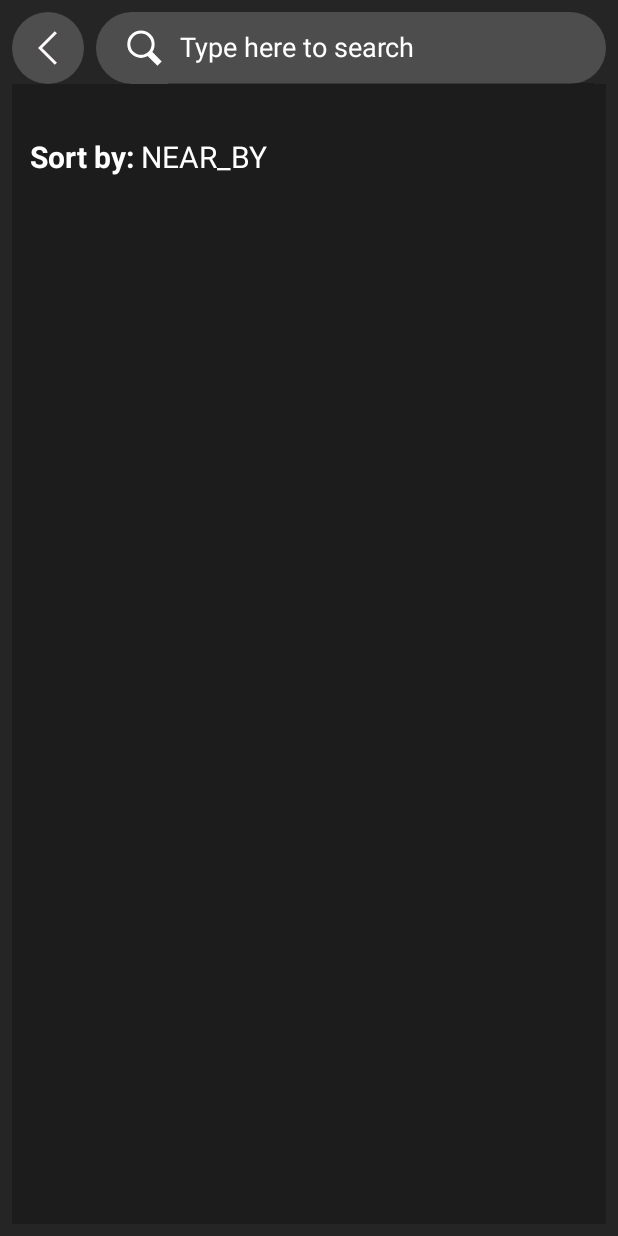
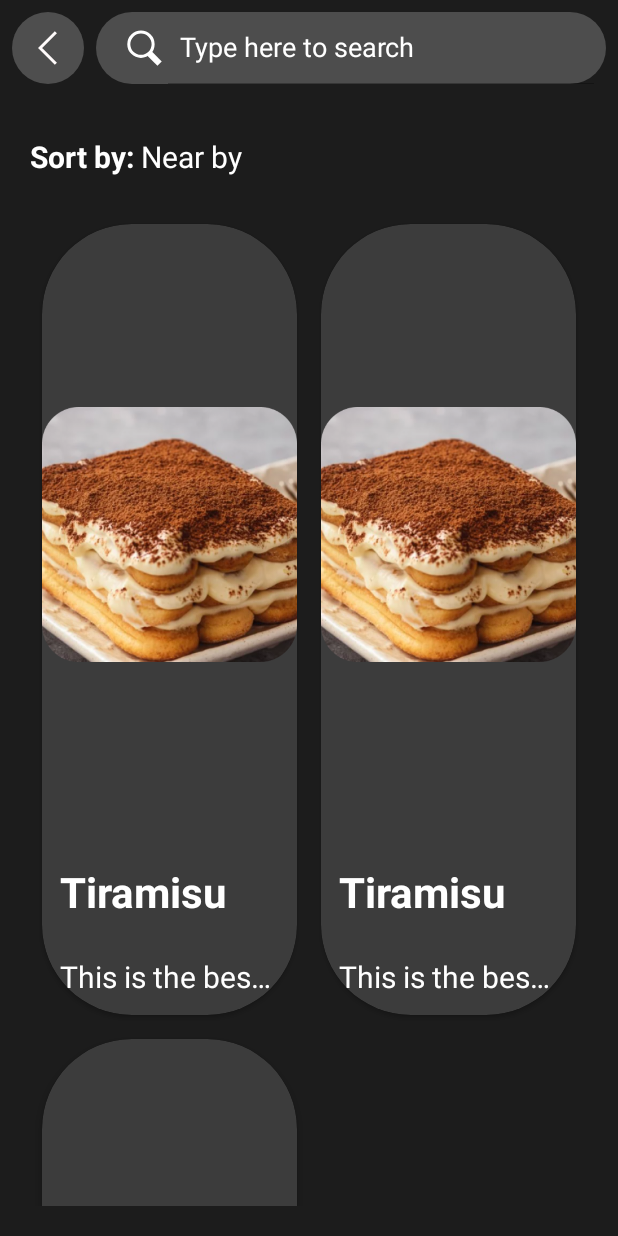
Before and after one commit to nguyenhoangminh31082003/CS426-Final_project, an Android app built with Jetpack Compose: the fragment SearchResultFragment placed in its activity, on a phone screen of 412 x 824 dp. Run offline under Robolectric (Android 15) with nearby library versions, the phone set to English and light mode, and no system bars; libraries missing offline, so code that uses them is left out: com.nex3z.flowlayout; 3 statements that could not run were skipped.

Commit message:
Use cardview for food

```diff
--- /dev/null
+++ b/CS426_final_project/app/src/main/java/com/example/cs426_final_project/ConceptualListOfFoodsInSearchResult.java
@@ -0,0 +1,20 @@
+package com.example.cs426_final_project;
+
+public class ConceptualListOfFoodsInSearchResult {
+
+    public ConceptualListOfFoodsInSearchResult() {
+    }
+
+    public String getFoodName(final int position) {
+        return "Tiramisu";
+    }
+
+    public String getARandomReview(final int position) {
+        return "This is the best dessert that I have ever eaten in my life. You will absolutely regret if you do not try this!!!";
+    }
+
+    public int getSize() {
+        return 3;
+    }
+
+}
--- a/CS426_final_project/app/src/main/java/com/example/cs426_final_project/SearchResultFoodsAdapter.java
+++ b/CS426_final_project/app/src/main/java/com/example/cs426_final_project/SearchResultFoodsAdapter.java
@@ -12,6 +12,12 @@ import androidx.recyclerview.widget.RecyclerView;
 
 public class SearchResultFoodsAdapter extends RecyclerView.Adapter<SearchResultFoodsAdapter.ViewHolder> {
 
+    private ConceptualListOfFoodsInSearchResult listOfFoods;
+
+    public SearchResultFoodsAdapter() {
+        this.listOfFoods = new ConceptualListOfFoodsInSearchResult();
+    }
+
     @NonNull
     @Override
     public ViewHolder onCreateViewHolder(@NonNull ViewGroup parent, final int viewType) {
@@ -25,19 +31,20 @@ public class SearchResultFoodsAdapter extends RecyclerView.Adapter<SearchResultF
     }
 
     @Override
-    public void onBindViewHolder(@NonNull ViewHolder holder, int position) {
-
+    public void onBindViewHolder(@NonNull ViewHolder holder, final int position) {
+        holder.foodName.setText(this.listOfFoods.getFoodName(position));
+        holder.aRandomReview.setText(this.listOfFoods.getARandomReview(position));
     }
 
     @Override
     public int getItemCount() {
-        return 0;
+        return this.listOfFoods.getSize();
     }
 
     public class ViewHolder extends RecyclerView.ViewHolder {
 
-        ImageView foodDemoImage;
-        TextView foodName, aRandomReview;
+        public ImageView foodDemoImage;
+        public TextView foodName, aRandomReview;
 
         public ViewHolder(View itemView) {
             super(itemView);
--- a/CS426_final_project/app/src/main/java/com/example/cs426_final_project/SortModeData.java
+++ b/CS426_final_project/app/src/main/java/com/example/cs426_final_project/SortModeData.java
@@ -56,6 +56,21 @@ public class SortModeData {
         }
     }
 
+    public String getReadableMode() {
+        try {
+            SortModeData.Mode mode = SortModeData.Mode.valueOf(this.record.getString(KEY));
+            if (mode == Mode.POPULAR)
+                return "Popular";
+            else if (mode == Mode.BEST_RATINGS)
+                return "Best ratings";
+            else if (mode == Mode.NEAR_BY)
+                return "Near by";
+        } catch (JSONException e) {
+            return null;
+        }
+        return null;
+    }
+
     public SortModeData.Mode getMode() {
         try {
             return SortModeData.Mode.valueOf(this.record.getString(KEY));
--- a/CS426_final_project/app/src/main/java/com/example/cs426_final_project/fragments/search/SearchResultFragment.java
+++ b/CS426_final_project/app/src/main/java/com/example/cs426_final_project/fragments/search/SearchResultFragment.java
@@ -55,7 +55,7 @@ public class SearchResultFragment extends Fragment {
     public void onResume() {
         super.onResume();
         TextView sortModeView = getView().findViewById(R.id.sort_mode_in_search_result);
-        sortModeView.setText((new SortModeData(requireActivity())).getModeAsString());
+        sortModeView.setText((new SortModeData(requireActivity())).getReadableMode());
     }
 
     private void enableChoosingSortMode(@NonNull View view) {
--- a/CS426_final_project/app/src/main/res/layout/activity_search.xml
+++ b/CS426_final_project/app/src/main/res/layout/activity_search.xml
@@ -6,7 +6,7 @@
     android:layout_width="match_parent"
     android:layout_height="match_parent"
     android:padding = "8dp"
-    android:background="#252525"
+    android:background="@color/dark_grey"
     tools:context=".activities.SearchActivity">
 
     <ImageView
--- a/CS426_final_project/app/src/main/res/layout/fragment_search_result.xml
+++ b/CS426_final_project/app/src/main/res/layout/fragment_search_result.xml
@@ -43,7 +43,8 @@
         android:id = "@+id/list_of_foods_in_search_result"
         android:layout_width="match_parent"
         android:layout_height="0dp"
-        android:layout_weight="9">
+        android:layout_weight="9"
+        android:layout_gravity="center_horizontal">
 
     </androidx.recyclerview.widget.RecyclerView>
 
--- a/CS426_final_project/app/src/main/res/layout/layout_of_food_in_search_result.xml
+++ b/CS426_final_project/app/src/main/res/layout/layout_of_food_in_search_result.xml
@@ -1,28 +1,34 @@
 <?xml version="1.0" encoding="utf-8"?>
-<LinearLayout xmlns:android="http://schemas.android.com/apk/res/android"
-    android:background="@drawable/layout_of_food_in_search_result_customization"
+<androidx.cardview.widget.CardView
+    xmlns:android="http://schemas.android.com/apk/res/android"
+    xmlns:app="http://schemas.android.com/apk/res-auto"
     android:layout_width="match_parent"
     android:layout_height="wrap_content"
-    android:orientation="vertical">
+    app:cardCornerRadius="60dp"
+    app:cardBackgroundColor="@color/light_grey"
+    android:layout_margin="8dp">
+
+    <LinearLayout
+        android:orientation="vertical"
+        android:layout_width="match_parent"
+        android:layout_height="wrap_content">
 
         <ImageView
             android:src = "@drawable/review_page_default_food_image"
             android:id = "@+id/demo_image_of_food"
             android:layout_width="match_parent"
-        android:layout_height="wrap_content"
-        android:layout_gravity="top">
+            android:layout_height="wrap_content">
         </ImageView>
 
         <LinearLayout
             android:layout_width="match_parent"
             android:layout_height="wrap_content"
-        android:layout_gravity="bottom"
             android:orientation="vertical">
 
             <TextView
                 android:id = "@+id/food_name"
                 android:padding="12dp"
-            android:textSize="40sp"
+                android:textSize="28sp"
                 android:textColor="@color/white"
                 android:text="Tiramisu"
                 android:textStyle="bold"
@@ -37,7 +43,7 @@
             <TextView
                 android:id = "@+id/a_random_food_review"
                 android:padding="12dp"
-            android:textSize="28sp"
+                android:textSize="20sp"
                 android:textColor="@color/white"
                 android:text="This is the best dessert that I have ever eaten in my life. You will absolutely regret if you do not try this!!!"
                 android:ellipsize="end"
@@ -51,3 +57,5 @@
         </LinearLayout>
 
     </LinearLayout>
+
+</androidx.cardview.widget.CardView>
```
Lines whose indentation alone changed are shown as unchanged.
